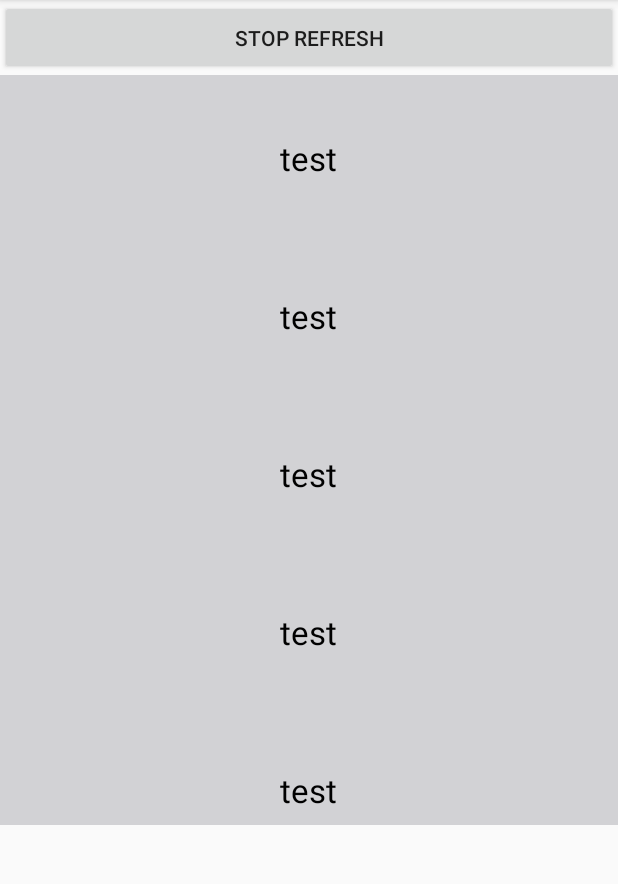
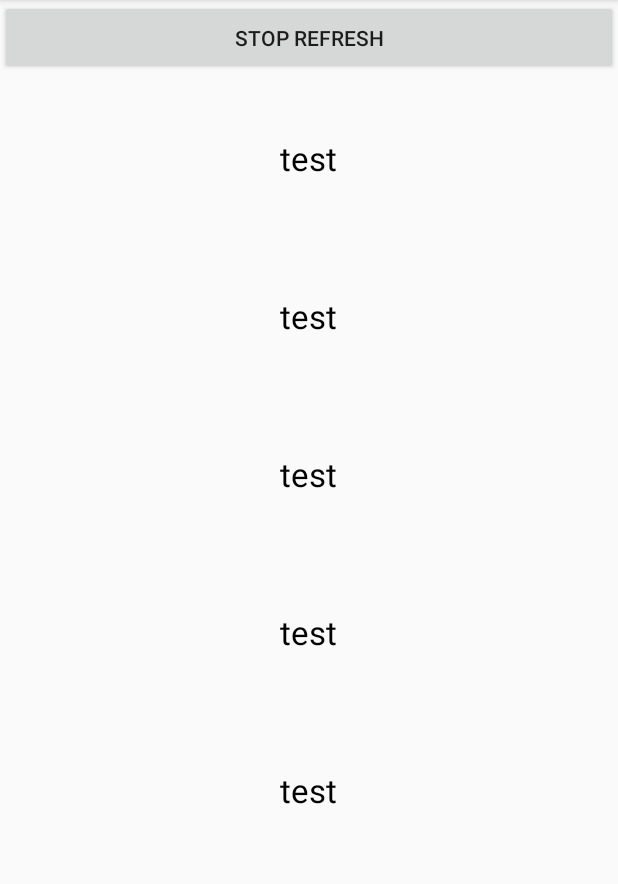
Before and after one commit to JzyCc/Android_Damp-Refresh-LoadMore_RecyclerView, an Android app: the screen it shows after launch (MainActivity), on a phone screen of 412 x 824 dp, the part 84-968 px from its top. Run offline under Robolectric (Android 15) with nearby library versions, the phone set to English and light mode, and no system bars.

Commit message:
修改一部分适应新需求

```diff
--- a/app/src/main/res/layout/activity_main.xml
+++ b/app/src/main/res/layout/activity_main.xml
@@ -20,6 +20,6 @@
             android:id="@+id/rv_content"
             android:layout_width="match_parent"
             android:layout_height="match_parent"
-            android:background="#3334"></com.example.com.dampscrollview.damprv.DampRecyclerViewChild>
+            android:overScrollMode="never"></com.example.com.dampscrollview.damprv.DampRecyclerViewChild>
     </com.example.com.dampscrollview.damprv.DampRefreshAndLoadMoreLayout>
 </LinearLayout>
```
Also changed, not shown: app/src/main/java/com/example/com/dampscrollview/damprv/DampRefreshAndLoadMoreLayout.java (+20 -7 lines).
